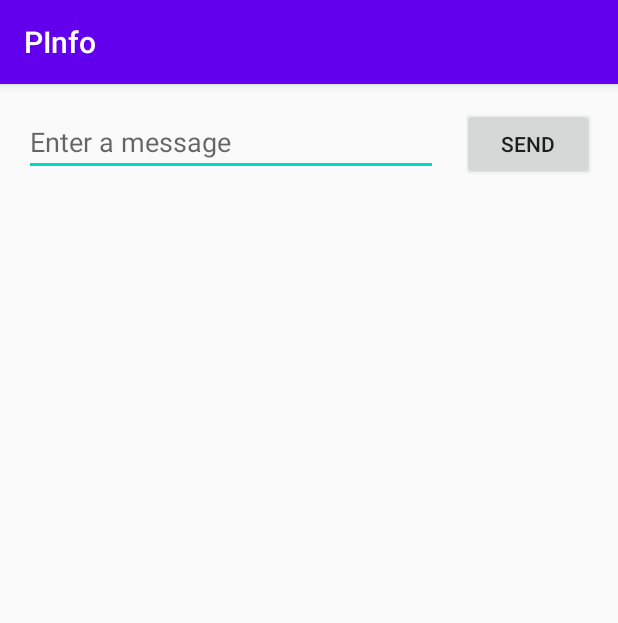
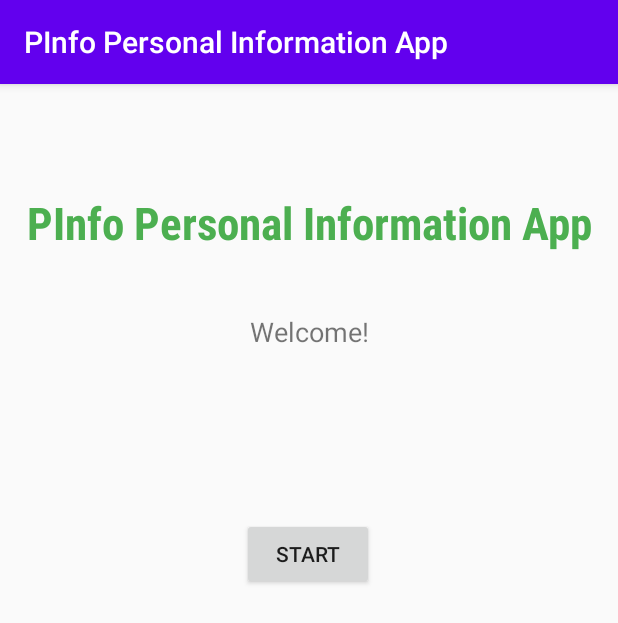
Before and after one commit to chrisarcano/pinfo-app-android, an Android app: the screen it shows after launch (MainActivity), on a phone screen of 412 x 824 dp. Shown: the top 623 px of the screen. Run offline under Robolectric (Android 15) with nearby library versions, the phone set to English and light mode, and no system bars.

Commit message:
Expense List activity

```diff
--- a/app/build.gradle
+++ b/app/build.gradle
@@ -25,9 +25,13 @@ android {
 
 dependencies {
     implementation fileTree(dir: 'libs', include: ['*.jar'])
-
+    implementation 'com.squareup.okhttp3:okhttp:4.5.0'
     implementation 'androidx.appcompat:appcompat:1.0.2'
+    implementation 'com.fasterxml.jackson.core:jackson-databind:2.9.8'
     implementation 'androidx.constraintlayout:constraintlayout:1.1.3'
+    implementation 'androidx.recyclerview:recyclerview:1.1.0'
+    compileOnly 'org.projectlombok:lombok:1.18.12'
+    annotationProcessor 'org.projectlombok:lombok:1.18.12'
     testImplementation 'junit:junit:4.12'
     androidTestImplementation 'androidx.test.ext:junit:1.1.1'
     androidTestImplementation 'androidx.test.espresso:espresso-core:3.2.0'
--- a/app/src/main/res/layout/activity_main.xml
+++ b/app/src/main/res/layout/activity_main.xml
@@ -6,32 +6,46 @@
     android:layout_height="match_parent"
     tools:context=".MainActivity">
 
-    <EditText
-        android:id="@+id/editText"
+    <Button
+        android:id="@+id/button"
+        android:layout_width="wrap_content"
+        android:layout_height="wrap_content"
+        android:layout_marginTop="112dp"
+        android:onClick="openExpenseList"
+        android:text="@string/button_start"
+        app:layout_constraintEnd_toEndOf="parent"
+        app:layout_constraintHorizontal_bias="0.498"
+        app:layout_constraintStart_toStartOf="parent"
+        app:layout_constraintTop_toBottomOf="@+id/textView3" />
+
+    <TextView
+        android:id="@+id/textView2"
         android:layout_width="0dp"
         android:layout_height="wrap_content"
         android:layout_marginStart="16dp"
         android:layout_marginLeft="16dp"
-        android:layout_marginTop="16dp"
-        android:ems="10"
-        android:hint="@string/edit_message"
-        android:inputType="textPersonName"
-        app:layout_constraintEnd_toStartOf="@+id/button"
-        app:layout_constraintHorizontal_bias="0.5"
+        android:layout_marginTop="72dp"
+        android:layout_marginEnd="16dp"
+        android:layout_marginRight="16dp"
+        android:fontFamily="sans-serif-condensed"
+        android:gravity="center"
+        android:text="@string/app_name"
+        android:textColor="#4CAF50"
+        android:textSize="30sp"
+        android:textStyle="bold"
+        app:layout_constraintEnd_toEndOf="parent"
+        app:layout_constraintHorizontal_bias="0.0"
         app:layout_constraintStart_toStartOf="parent"
         app:layout_constraintTop_toTopOf="parent" />
 
-    <Button
-        android:id="@+id/button"
+    <TextView
+        android:id="@+id/textView3"
         android:layout_width="wrap_content"
         android:layout_height="wrap_content"
-        android:layout_marginStart="16dp"
-        android:layout_marginLeft="16dp"
-        android:layout_marginEnd="16dp"
-        android:layout_marginRight="16dp"
-        android:text="@string/button_send"
-        app:layout_constraintBaseline_toBaselineOf="@+id/editText"
+        android:layout_marginTop="40dp"
+        android:text="@string/welcome_message"
+        android:textSize="18sp"
         app:layout_constraintEnd_toEndOf="parent"
-        app:layout_constraintHorizontal_bias="0.5"
-        app:layout_constraintStart_toEndOf="@+id/editText" />
+        app:layout_constraintStart_toStartOf="parent"
+        app:layout_constraintTop_toBottomOf="@+id/textView2" />
 </androidx.constraintlayout.widget.ConstraintLayout>
--- a/app/src/main/res/values/strings.xml
+++ b/app/src/main/res/values/strings.xml
@@ -1,5 +1,8 @@
 <resources>
-    <string name="app_name">PInfo</string>
+    <string name="app_name">PInfo Personal Information App</string>
     <string name="edit_message">Enter a message</string>
     <string name="button_send">Send</string>
+    <string name="welcome_message">Welcome!</string>
+    <string name="title_expense_list">Expense List</string>
+    <string name="button_start">Start</string>
 </resources>
```
Also changed, not shown: app/src/main/AndroidManifest.xml (+7 -3 lines), app/src/main/java/com/cda/pinfo/app/ListExpensesActivity.java (added, +99 -0 lines), app/src/main/java/com/cda/pinfo/app/MainActivity.java (+7 -0 lines), app/src/main/java/com/cda/pinfo/app/dto/ExpenseDTO.java (added, +27 -0 lines), app/src/main/res/layout/activity_display_message.xml (added, +14 -0 lines), app/src/main/res/layout/item_expense.xml (added, +13 -0 lines).
